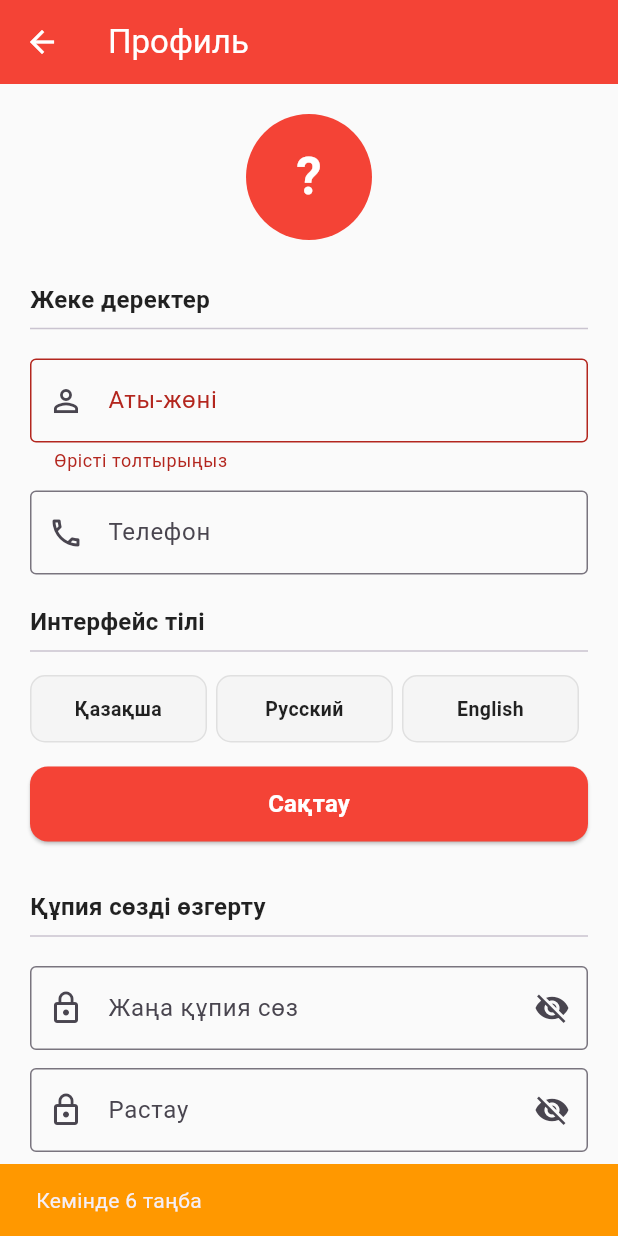
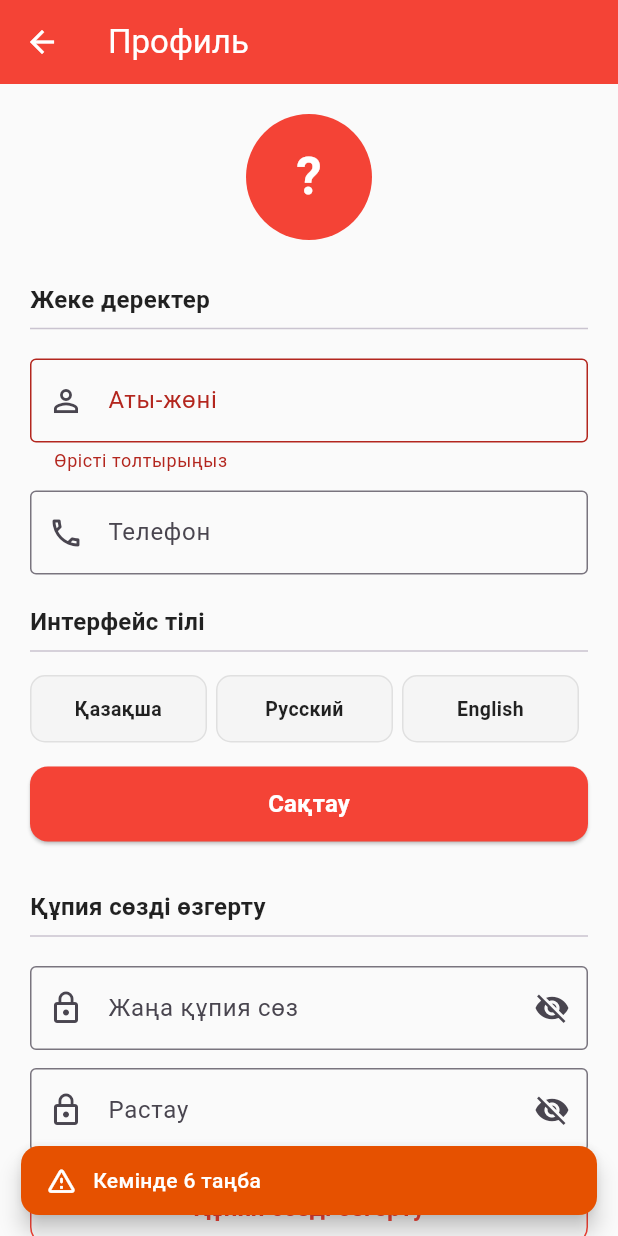
Before and after one commit to abeldinovtm-creator/applawyer, a Flutter app: the ProfileScreen screen opened directly, after a tap on "Сақтау", after a tap on "Құпия сөзді өзгерту", on a phone screen of 412 x 824 dp. Run offline on Flutter 3.47's test engine with Material 3 defaults, Android fonts, the phone set to English and light mode, and no system bars; our stand-ins replace easy_localization, firebase_core, firebase_messaging, speech_to_text, supabase_flutter; accounts and stored records are empty.

Commit message:
fix: floating SnackBar с иконкой и правильными цветами
- showAppSnackBar: floating, rounded, leading icon (✓/⚠/✗), bold text
- Исправлен баг: успех отправки заявки показывал красный цвет вместо зелёного
- dialogTheme: скруглённые углы у всех AlertDialog
- Заменены все прямые вызовы SnackBar во всех файлах

Co-Authored-By: Claude Sonnet 4.6 <noreply@anthropic.com>

```diff
--- a/lib/chat_screen.dart
+++ b/lib/chat_screen.dart
@@ -2,6 +2,7 @@ import 'package:flutter/material.dart';
 import 'package:easy_localization/easy_localization.dart';
 import 'package:supabase_flutter/supabase_flutter.dart';
 import 'lawyer_profile_view_screen.dart';
+import 'widgets.dart';
 
 // Список бесед по заявке (для клиента)
 class ConversationListScreen extends StatefulWidget {
@@ -586,9 +587,7 @@ class _ChatScreenState extends State<ChatScreen> {
       });
     } catch (e) {
       if (mounted) {
-        ScaffoldMessenger.of(context).showSnackBar(
-          SnackBar(content: Text('Ошибка: $e'), backgroundColor: Colors.red),
-        );
+        showAppSnackBar(context, 'Ошибка: $e', kind: SnackKind.error);
       }
     } finally {
       if (mounted) setState(() => _sending = false);
--- a/lib/profile_screen.dart
+++ b/lib/profile_screen.dart
@@ -5,6 +5,7 @@ import 'package:supabase_flutter/supabase_flutter.dart';
 import 'region_picker_screen.dart';
 import 'auth_screen.dart';
 import 'privacy_policy_screen.dart';
+import 'widgets.dart';
 
 class ProfileScreen extends StatefulWidget {
   const ProfileScreen({Key? key}) : super(key: key);
@@ -197,9 +198,12 @@ class _ProfileScreenState extends State<ProfileScreen> {
   }
 
   void _showSnack(String msg, Color color) {
-    ScaffoldMessenger.of(context).showSnackBar(
-      SnackBar(content: Text(msg), backgroundColor: color),
-    );
+    final kind = color == Colors.green
+        ? SnackKind.success
+        : color == Colors.orange
+            ? SnackKind.warning
+            : SnackKind.error;
+    showAppSnackBar(context, msg, kind: kind);
   }
 
   String _subtypeName() {
--- a/lib/widgets.dart
+++ b/lib/widgets.dart
@@ -1,5 +1,47 @@
 import 'package:easy_localization/easy_localization.dart';
 import 'package:flutter/material.dart';
+
+enum SnackKind { success, error, warning }
+
+void showAppSnackBar(BuildContext context, String message, {SnackKind kind = SnackKind.success}) {
+  Color color;
+  IconData icon;
+  if (kind == SnackKind.error) {
+    color = const Color(0xFFC62828);
+    icon = Icons.error_outline_rounded;
+  } else if (kind == SnackKind.warning) {
+    color = const Color(0xFFE65100);
+    icon = Icons.warning_amber_rounded;
+  } else {
+    color = const Color(0xFF2E7D32);
+    icon = Icons.check_circle_outline_rounded;
+  }
+
+  ScaffoldMessenger.of(context)
+    ..hideCurrentSnackBar()
+    ..showSnackBar(
+      SnackBar(
+        behavior: SnackBarBehavior.floating,
+        margin: const EdgeInsets.all(14),
+        shape: RoundedRectangleBorder(borderRadius: BorderRadius.circular(12)),
+        backgroundColor: color,
+        duration: const Duration(seconds: 3),
+        padding: const EdgeInsets.symmetric(horizontal: 16, vertical: 12),
+        content: Row(
+          children: [
+            Icon(icon, color: Colors.white, size: 22),
+            const SizedBox(width: 10),
+            Expanded(
+              child: Text(
+                message,
+                style: const TextStyle(color: Colors.white, fontSize: 14, fontWeight: FontWeight.w500),
+              ),
+            ),
+          ],
+        ),
+      ),
+    );
+}
 
 // Универсальный контрастный компонент для кнопок языка
 Widget buildLanguageButton(BuildContext context, String langCode, String label, {required bool isDarkAppBar}) {
```
Also changed, not shown: lib/client_orders_screen.dart (+5 -18 lines), lib/lawyer_screen.dart (+4 -10 lines), lib/main.dart (+8 -11 lines).
